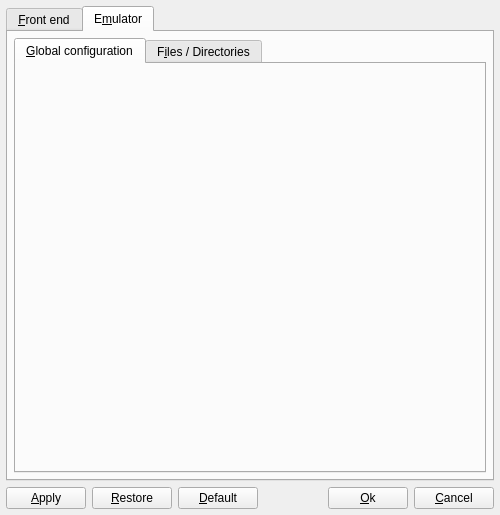
qmc2/qmc2-mame-fe, file options.ui: the form before one commit.
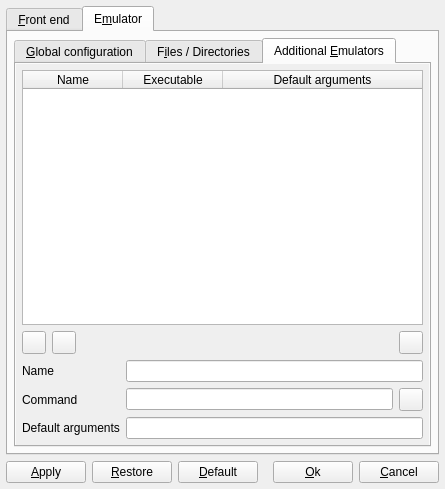
The form after the commit. The open tabs and pages were chosen to show the change. Icons and pictures are not drawn.

Commit message: wip: started adding support for additional emulators (doesn't work yet) imp: added / changed a number of embedded icons (classic image set)

Patch:
```diff
--- a/options.ui
+++ b/options.ui
@@ -7,8 +7,8 @@
    <rect>
     <x>0</x>
     <y>0</y>
-    <width>500</width>
-    <height>515</height>
+    <width>445</width>
+    <height>489</height>
    </rect>
   </property>
   <property name="windowTitle">
@@ -3618,6 +3618,198 @@
            </item>
           </layout>
          </widget>
+         <widget class="QWidget" name="tabAdditionalEmulators">
+          <attribute name="title">
+           <string>Additional &amp;Emulators</string>
+          </attribute>
+          <layout class="QGridLayout" name="gridLayout_0">
+           <property name="margin">
+            <number>0</number>
+           </property>
+           <item row="0" column="0">
+            <widget class="QScrollArea" name="scrollAreaAdditionalEmulators">
+             <property name="frameShape">
+              <enum>QFrame::NoFrame</enum>
+             </property>
+             <property name="widgetResizable">
+              <bool>true</bool>
+             </property>
+             <widget class="QWidget" name="scrollAreaWidgetContents_8">
+              <property name="geometry">
+               <rect>
+                <x>0</x>
+                <y>0</y>
+                <width>401</width>
+                <height>364</height>
+               </rect>
+              </property>
+              <layout class="QGridLayout" name="gridLayout_22">
+               <item row="0" column="0" colspan="5">
+                <widget class="QTableWidget" name="tableWidgetRegisteredEmulators">
+                 <property name="toolTip">
+                  <string>Registered emulators -- you may select one of these in the game/machine-specific emulator configuration</string>
+                 </property>
+                 <property name="editTriggers">
+                  <set>QAbstractItemView::NoEditTriggers</set>
+                 </property>
+                 <property name="selectionMode">
+                  <enum>QAbstractItemView::SingleSelection</enum>
+                 </property>
+                 <property name="selectionBehavior">
+                  <enum>QAbstractItemView::SelectRows</enum>
+                 </property>
+                 <property name="showGrid">
+                  <bool>false</bool>
+                 </property>
+                 <property name="sortingEnabled">
+                  <bool>true</bool>
+                 </property>
+                 <property name="wordWrap">
+                  <bool>false</bool>
+                 </property>
+                 <property name="cornerButtonEnabled">
+                  <bool>false</bool>
+                 </property>
+                 <attribute name="horizontalHeaderStretchLastSection">
+                  <bool>true</bool>
+                 </attribute>
+                 <attribute name="verticalHeaderVisible">
+                  <bool>false</bool>
+                 </attribute>
+                 <column>
+                  <property name="text">
+                   <string>Name</string>
+                  </property>
+                 </column>
+                 <column>
+                  <property name="text">
+                   <string>Executable</string>
+                  </property>
+                 </column>
+                 <column>
+                  <property name="text">
+                   <string>Default arguments</string>
+                  </property>
+                 </column>
+                </widget>
+               </item>
+               <item row="1" column="0">
+                <widget class="QToolButton" name="toolButtonAddEmulator">
+                 <property name="toolTip">
+                  <string>Add emulator registration (generates a unique name if required)</string>
+                 </property>
+                 <property name="text">
+                  <string/>
+                 </property>
+                 <property name="icon">
+                  <iconset resource="qmc2.qrc">
+                   <normaloff>:/data/img/plus.png</normaloff>:/data/img/plus.png</iconset>
+                 </property>
+                </widget>
+               </item>
+               <item row="1" column="1">
+                <widget class="QToolButton" name="toolButtonSaveEmulator">
+                 <property name="toolTip">
+                  <string>Save/replace emulator registration (or add a new one if the name is unique)</string>
+                 </property>
+                 <property name="text">
+                  <string/>
+                 </property>
+                 <property name="icon">
+                  <iconset resource="qmc2.qrc">
+                   <normaloff>:/data/img/filesave.png</normaloff>:/data/img/filesave.png</iconset>
+                 </property>
+                </widget>
+               </item>
+               <item row="1" column="2" colspan="2">
+                <spacer name="horizontalSpacer">
+                 <property name="orientation">
+                  <enum>Qt::Horizontal</enum>
+                 </property>
+                 <property name="sizeHint" stdset="0">
+                  <size>
+                   <width>40</width>
+                   <height>20</height>
+                  </size>
+                 </property>
+                </spacer>
+               </item>
+               <item row="1" column="4">
+                <widget class="QToolButton" name="toolButtonRemoveEmulator">
+                 <property name="toolTip">
+                  <string>Deregister emulator</string>
+                 </property>
+                 <property name="text">
+                  <string/>
+                 </property>
+                 <property name="icon">
+                  <iconset resource="qmc2.qrc">
+                   <normaloff>:/data/img/minus.png</normaloff>:/data/img/minus.png</iconset>
+                 </property>
+                </widget>
+               </item>
+               <item row="2" column="0" colspan="2">
+                <widget class="QLabel" name="label">
+                 <property name="text">
+                  <string>Name</string>
+                 </property>
+                </widget>
+               </item>
+               <item row="2" column="3" colspan="2">
+                <widget class="QLineEdit" name="lineEditAdditionalEmulatorName">
+                 <property name="toolTip">
+                  <string>Registered emulator's name</string>
+                 </property>
+                </widget>
+               </item>
+               <item row="3" column="0" colspan="2">
+                <widget class="QLabel" name="label_2">
+                 <property name="text">
+                  <string>Command</string>
+                 </property>
+                </widget>
+               </item>
+               <item row="3" column="3">
+                <widget class="QLineEdit" name="lineEditAdditionalEmulatorExecutableFile">
+                 <property name="toolTip">
+                  <string>Command to execute emulator (path to executable file)</string>
+                 </property>
+                </widget>
+               </item>
+               <item row="3" column="4">
+                <widget class="QToolButton" name="toolButtonBrowseAdditionalEmulatorExecutable">
+                 <property name="toolTip">
+                  <string>Browse emulator executable file</string>
+                 </property>
+                 <property name="text">
+                  <string/>
+                 </property>
+                 <property name="icon">
+                  <iconset resource="qmc2.qrc">
+                   <normaloff>:/data/img/fileopen.png</normaloff>:/data/img/fileopen.png</iconset>
+                 </property>
+                </widget>
+               </item>
+               <item row="4" column="0" colspan="3">
+                <widget class="QLabel" name="label_3">
+                 <property name="text">
+                  <string>Default arguments</string>
+                 </property>
+                </widget>
+               </item>
+               <item row="4" column="3" colspan="2">
+                <widget class="QLineEdit" name="lineEditAdditionalEmulatorArguments">
+                 <property name="toolTip">
+                  <string>Default arguments -- use $ID$ as a placeholder for the game's/machine's unique short name</string>
+                 </property>
+                </widget>
+               </item>
+              </layout>
+             </widget>
+            </widget>
+           </item>
+          </layout>
+         </widget>
         </widget>
        </item>
       </layout>
```
Left out of the diff: 15 changed lines with no effect on the pictures. The commit also changes 31 other files.
